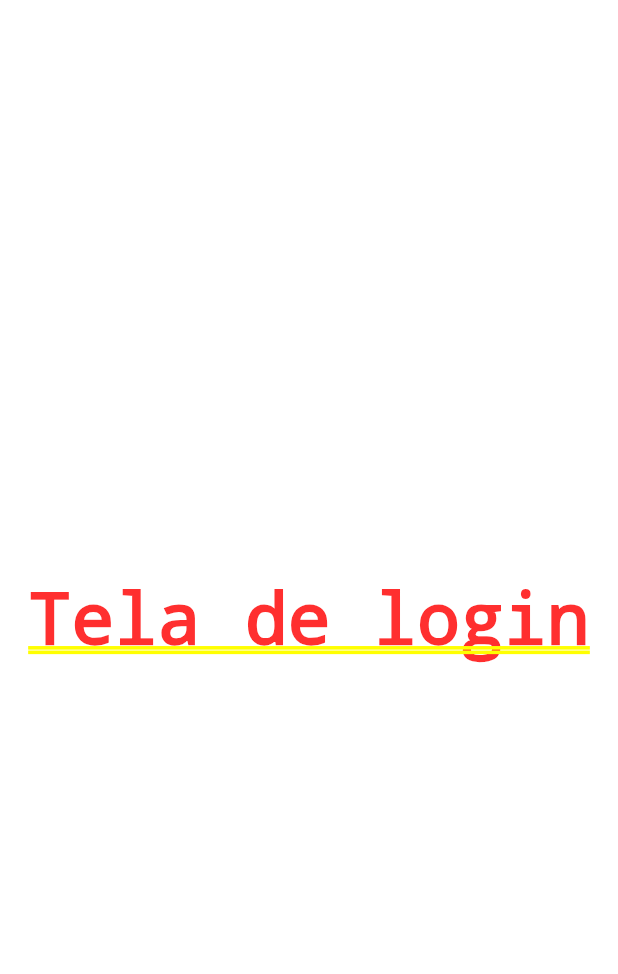
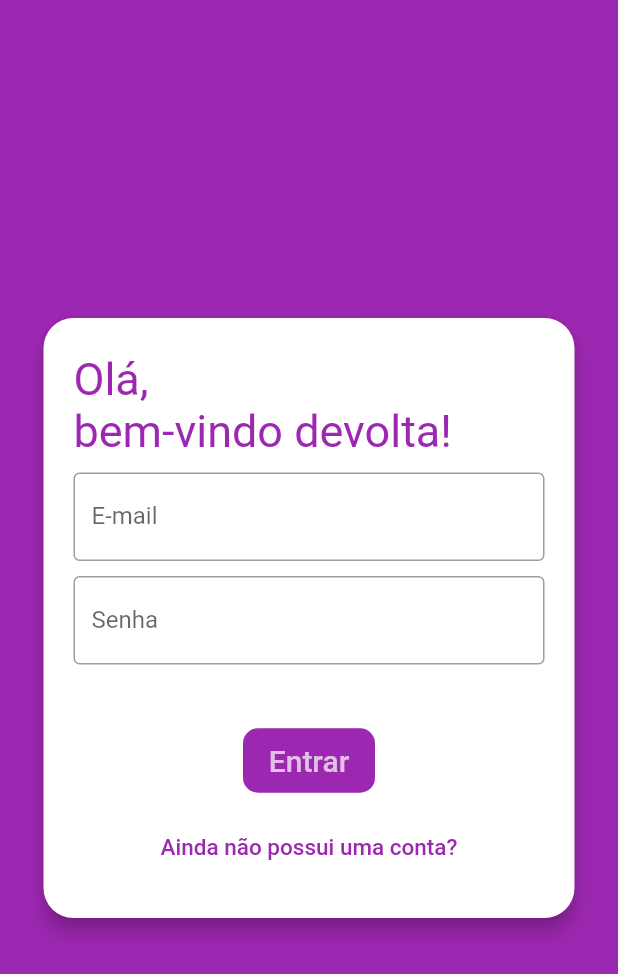
Before and after one commit to victorwolff39/mercos_challenge, a Flutter app: the screen it shows after launch, on a phone screen of 412 x 824 dp. Shown: the top 974 px of the screen. Run offline on Flutter 3.47's test engine with Material 2 defaults, Android fonts, the light colour scheme and no system bars; our stand-ins replace firebase_auth, firebase_core; accounts and stored records are empty.

Commit message:
Tela e formulário de autenticação adicionados. Validador de input criado para validar campos do Login.

```diff
--- a/lib/main.dart
+++ b/lib/main.dart
@@ -1,6 +1,7 @@
 import 'package:firebase_auth/firebase_auth.dart';
 import 'package:firebase_core/firebase_core.dart';
 import 'package:flutter/material.dart';
+import 'package:mercos_challenge/ui/screens/auth/auth_screen.dart';
 import 'package:mercos_challenge/ui/screens/splash_screen.dart';
 
 void main() {
@@ -11,11 +12,13 @@ class MyApp extends StatelessWidget {
   @override
   Widget build(BuildContext context) {
     return FutureBuilder(
-      //Iniciar a instância do Firebase
+      /*
+       * Iniciar a instância do Firebase
+       */
       future: Firebase.initializeApp(),
       builder: (context, appSnapshot) {
         return MaterialApp(
-          debugShowCheckedModeBanner: false,
+          debugShowCheckedModeBanner: false, // Desativar o banner de Debug
           title: "Desafio Mercos",
           theme: ThemeData(
             primarySwatch: Colors.purple,
@@ -23,14 +26,21 @@ class MyApp extends StatelessWidget {
             accentColorBrightness: Brightness.dark,
             visualDensity: VisualDensity.adaptivePlatformDensity,
           ),
+          /*
+           * Verifica se a aplicação já conectou no Firebase. Caso ainda não
+           * tenha se conectado, retorna a SpashScreen (tela de loading)
+           */
           home: appSnapshot.connectionState == ConnectionState.waiting
               ? SplashScreen()
               : StreamBuilder(
+            /*
+             * Pega uma instância do usuário no Firebase e monitora caso o estado dela mude.
+             */
             stream: FirebaseAuth.instance.authStateChanges(),
             builder: (ctx, userSnapshot) {
               if (!userSnapshot.hasData) {
-                return Center(child: Text("Tela de login"));
-                //return AuthScreen();
+                //return Center(child: Text("Tela de login"));
+                return AuthScreen();
               } else {
                 return SplashScreen();
                 //return HomeScreen();
--- /dev/null
+++ b/lib/models/auth_data.dart
@@ -0,0 +1,22 @@
+enum AuthMode {
+  LOGIN,
+  SIGNUP,
+}
+
+class AuthData {
+  String email;
+  String password;
+  AuthMode _mode = AuthMode.LOGIN;
+
+  bool get isSignUp {
+    return _mode == AuthMode.SIGNUP;
+  }
+
+  bool get isLogin {
+    return _mode == AuthMode.LOGIN;
+  }
+
+  void toggleMode() {
+    _mode = _mode == AuthMode.LOGIN ? AuthMode.SIGNUP : AuthMode.LOGIN;
+  }
+}
--- a/lib/ui/screens/auth/auth_screen.dart
+++ b/lib/ui/screens/auth/auth_screen.dart
@@ -0,0 +1,86 @@
+import 'package:firebase_auth/firebase_auth.dart';
+import 'package:flutter/material.dart';
+import 'package:flutter/services.dart';
+import 'package:mercos_challenge/models/auth_data.dart';
+import 'package:mercos_challenge/ui/wisgets/auth/auth_form.dart';
+
+class AuthScreen extends StatefulWidget {
+  @override
+  _AuthScreenState createState() => _AuthScreenState();
+}
+
+class _AuthScreenState extends State<AuthScreen> {
+  final _auth = FirebaseAuth.instance;
+  final GlobalKey<ScaffoldState> _scaffoldKey = GlobalKey<ScaffoldState>();
+
+  bool _isLoading = false;
+
+  Future<void> _handleSubmit(AuthData authData) async {
+    setState(() {
+      _isLoading = true;
+    });
+
+    try {
+      if (authData.isLogin) {
+        authResult = await _auth.signInWithEmailAndPassword(
+          email: authData.email.trim(),
+          password: authData.password,
+        );
+      } else {
+        authResult = await _auth.createUserWithEmailAndPassword(
+          email: authData.email.trim(),
+          password: authData.password,
+        );
+      }
+    } on PlatformException catch (err) {
+      final msg = err.message ?? 'Ocorreu um erro! Verifique suas credenciais!';
+      _scaffoldKey.currentState.showSnackBar(
+        SnackBar(
+          content: Text(msg),
+          backgroundColor: Theme.of(context).errorColor,
+        ),
+      );
+    } catch (err) {
+      print(err);
+    } finally {
+      setState(() {
+        _isLoading = false;
+      });
+    }
+  }
+
+  @override
+  Widget build(BuildContext context) {
+    return Scaffold(
+      key: _scaffoldKey,
+      backgroundColor: Theme.of(context).primaryColor,
+      // body: AuthForm(_handleSubmit),
+      body: Center(
+        child: SingleChildScrollView(
+          child: Column(
+            mainAxisSize: MainAxisSize.min,
+            children: <Widget>[
+              Stack(
+                children: <Widget>[
+                  AuthForm(_handleSubmit),
+                  if (_isLoading)
+                    Positioned.fill(
+                      child: Container(
+                        margin: EdgeInsets.all(20),
+                        decoration: BoxDecoration(
+                          color: Color.fromRGBO(0, 0, 0, 0.5),
+                        ),
+                        child: Center(
+                          child: CircularProgressIndicator(),
+                        ),
+                      ),
+                    ),
+                ],
+              ),
+            ],
+          ),
+        ),
+      ),
+    );
+  }
+}
--- a/lib/ui/screens/splash_screen.dart
+++ b/lib/ui/screens/splash_screen.dart
@@ -1,4 +1,8 @@
 import 'package:flutter/material.dart';
+
+/*
+ * Tela de Loading para usuários não autenticados.
+ */
 
 class SplashScreen extends StatelessWidget {
   @override
--- a/lib/ui/wisgets/auth/auth_form.dart
+++ b/lib/ui/wisgets/auth/auth_form.dart
@@ -0,0 +1,162 @@
+import 'package:flutter/material.dart';
+import 'package:mercos_challenge/models/auth_data.dart';
+import 'package:mercos_challenge/utils/input_validator.dart';
+
+class AuthForm extends StatefulWidget {
+  final void Function(AuthData authData) onSubmit;
+
+  AuthForm(this.onSubmit);
+
+  @override
+  _AuthFormState createState() => _AuthFormState();
+}
+
+class _AuthFormState extends State<AuthForm> {
+  final AuthData _authData = AuthData();
+  final GlobalKey<
+      FormState> _formKey = GlobalKey(); //Global key para manipular o formulário
+
+  /*
+   * Submete o formulário utilizando um validator
+   */
+  _submit() {
+    FocusScope.of(context).unfocus();
+    bool isValid = _formKey.currentState.validate();
+
+    if (isValid) {
+      widget.onSubmit(_authData);
+    }
+  }
+
+  void _switchView() {
+    _authData.toggleMode();
+    setState(() {});
+  }
+
+  @override
+  Widget build(BuildContext context) {
+    final Color mainColor = Theme
+        .of(context)
+        .primaryColor;
+
+    return SingleChildScrollView(
+      child: Padding(
+        padding: const EdgeInsets.symmetric(vertical: 20, horizontal: 25),
+        child: Card(
+          shape: RoundedRectangleBorder(
+            borderRadius: BorderRadius.circular(20),
+          ),
+          elevation: 5,
+          child: Hero(
+            tag: 'createUserContainer',
+            child: Container(
+              width: 400,
+              height: _authData.isLogin ? 400 : 450,
+              padding: EdgeInsets.symmetric(horizontal: 20, vertical: 10),
+              child: Form(
+                key: _formKey,
+                child: Column(
+                  mainAxisAlignment: MainAxisAlignment.center,
+                  children: [
+                    Container(
+                      width: double.infinity,
+                      child: Text(
+                        _authData.isLogin
+                            ? "Olá, \nbem-vindo devolta!"
+                            : "Cadastre-se agora!",
+                        style: TextStyle(
+                          fontSize: 30,
+                          color: mainColor,
+                        ),
+                      ),
+                    ),
+                    SizedBox(height: 10),
+                    TextFormField(
+                      autocorrect: false,
+                      textCapitalization: TextCapitalization.none,
+                      enableSuggestions: false,
+                      cursorColor: mainColor,
+                      decoration: InputDecoration(
+                        labelText: "E-mail",
+                        border: const OutlineInputBorder(),
+                      ),
+                      onChanged: (value) => _authData.email = value.trim(),
+                      validator: (value) =>
+                          InputValidator.validateEmail(value.trim()),
+                    ),
+                    SizedBox(height: 10),
+                    TextFormField(
+                      obscureText: true,
+                      cursorColor: mainColor,
+                      decoration: InputDecoration(
+                        labelText: "Senha",
+                        border: const OutlineInputBorder(),
+                      ),
+                      onChanged: (value) => _authData.password = value,
+                      validator: (value) =>
+                      _authData.isSignUp ? InputValidator.validatePassword(
+                          value) : null,
+                    ),
+                    SizedBox(height: 10),
+                    if(_authData.isSignUp)
+                      TextFormField(
+                        obscureText: true,
+                        cursorColor: mainColor,
+                        decoration: InputDecoration(
+                          labelText: "Confirme a senha",
+                          border: const OutlineInputBorder(),
+                        ),
+                        validator: (value) {
+                          if (value != _authData.password) {
+                            return "As senhas não correspondem";
+                          }
+                          return null;
+                        },
+                      ),
+                    SizedBox(height: 30),
+                    FlatButton(
+                      child: Text(
+                        _authData.isLogin ? "Entrar" : "Registrar",
+                        style: TextStyle(
+                          color:
+                          Theme
+                              .of(context)
+                              .primaryTextTheme
+                              .headline1
+                              .color,
+                          fontSize: 20,
+                        ),
+                      ),
+                      padding: EdgeInsets.symmetric(
+                        vertical: 10,
+                        horizontal: 15,
+                      ),
+                      color: mainColor,
+                      shape: RoundedRectangleBorder(
+                        borderRadius: BorderRadius.all(Radius.circular(10)),
+                      ),
+                      onPressed: () => _submit(),
+                    ),
+                    SizedBox(height: 10),
+                    TextButton(
+                      child: Text(
+                        _authData.isLogin
+                            ? "Ainda não possui uma conta?"
+                            : "Já tem uma conta?",
+                        style: TextStyle(
+                          fontSize: 15,
+                          color: mainColor,
+                        ),
+                      ),
+                      onPressed: () => _switchView(),
+                    ),
+                  ],
+                ),
+              ),
+            ),
+          ),
+        ),
+      ),
+    );
+  }
+}
--- /dev/null
+++ b/lib/utils/input_validator.dart
@@ -0,0 +1,21 @@
+class InputValidator {
+
+  static String validatePassword(String value) {
+    if(value.length < 7) return 'Senha deve ter no mínimo 7 caracteres';
+
+    return null;
+  }
+
+  static String validateEmail(String value) {
+    if(value == null || value.isEmpty) return 'E-mail não pode estar vazio';
+    if(!value.contains('@')) return 'E-mail inválido';
+
+    return null;
+  }
+
+  static String validateName(String value) {
+    if(value.length < 4) return 'Nome deve ser maior que 3 caracteres';
+
+    return null;
+  }
+}
```
